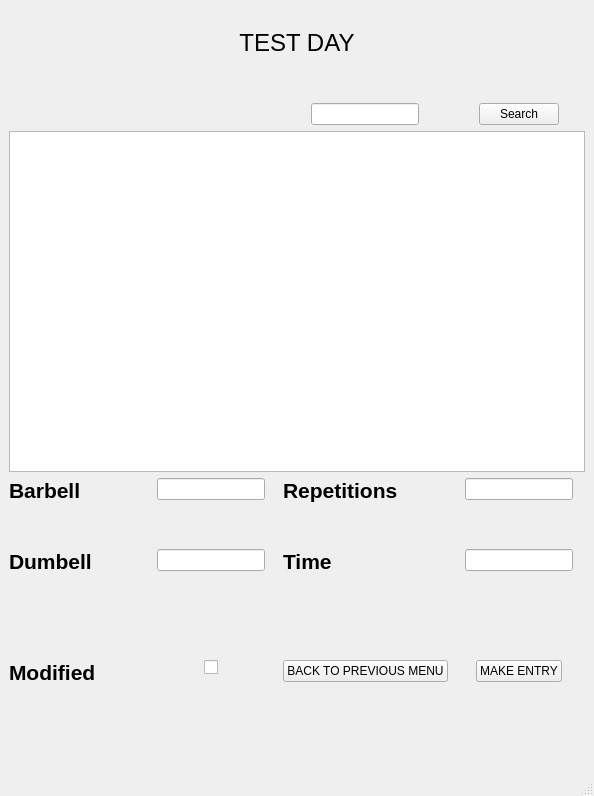
Above: ui/testday.ui from yashu2001/gym-manager before the change. Below: the same form after it.
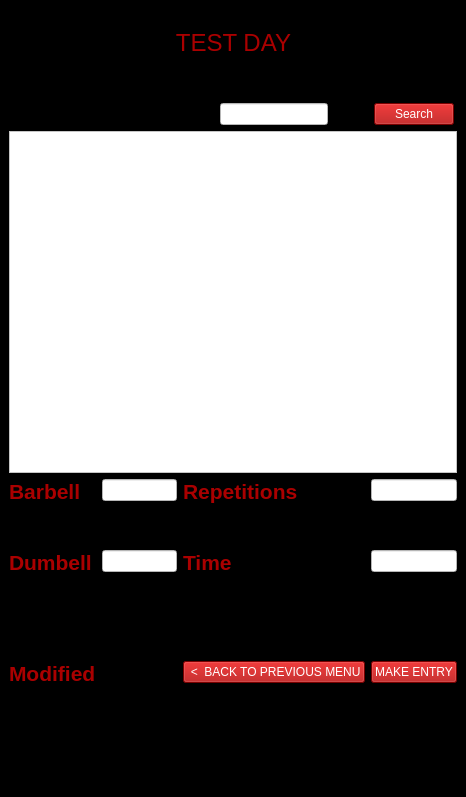
That is the form after the change. Icons and pictures are not drawn.

The edit to the form file:
```diff
--- a/ui/testday.ui
+++ b/ui/testday.ui
@@ -6,17 +6,23 @@
    <rect>
     <x>0</x>
     <y>0</y>
-    <width>594</width>
-    <height>796</height>
+    <width>466</width>
+    <height>797</height>
    </rect>
   </property>
   <property name="windowTitle">
    <string>MainWindow</string>
   </property>
+  <property name="styleSheet">
+   <string notr="true">background-color: rgb(0, 0, 0);</string>
+  </property>
   <widget class="QWidget" name="centralwidget">
    <layout class="QGridLayout" name="gridLayout">
     <item row="1" column="1" colspan="2">
      <widget class="QLabel" name="label_2">
+      <property name="styleSheet">
+       <string notr="true">color: rgb(170, 0, 0);</string>
+      </property>
       <property name="text">
        <string>&lt;html&gt;&lt;head/&gt;&lt;body&gt;&lt;p align=&quot;center&quot;&gt;&lt;span style=&quot; font-size:18pt;&quot;&gt;TEST DAY&lt;/span&gt;&lt;/p&gt;&lt;p align=&quot;center&quot;&gt;&lt;br/&gt;&lt;/p&gt;&lt;/body&gt;&lt;/html&gt;</string>
       </property>
@@ -30,6 +36,9 @@
         <height>0</height>
        </size>
       </property>
+      <property name="styleSheet">
+       <string notr="true">background-color: rgb(255, 255, 255);</string>
+      </property>
       <property name="editTriggers">
        <set>QAbstractItemView::NoEditTriggers</set>
       </property>
@@ -49,15 +58,22 @@
     </item>
     <item row="4" column="2">
      <widget class="QLabel" name="label_10">
+      <property name="styleSheet">
+       <string notr="true">color: rgb(170, 0, 0);</string>
+      </property>
       <property name="text">
        <string>&lt;html&gt;&lt;head/&gt;&lt;body&gt;&lt;p&gt;&lt;span style=&quot; font-size:16pt; font-weight:600;&quot;&gt;Repetitions&lt;/span&gt;&lt;/p&gt;&lt;p&gt;&lt;br/&gt;&lt;/p&gt;&lt;/body&gt;&lt;/html&gt;</string>
       </property>
      </widget>
     </item>
     <item row="5" column="1" alignment="Qt::AlignHCenter|Qt::AlignTop">
-     <widget class="QLineEdit" name="lineEdit_4"/>
+     <widget class="QLineEdit" name="lineEdit_4">
+      <property name="styleSheet">
+       <string notr="true">background-color: rgb(255, 255, 255);</string>
+      </property>
+     </widget>
     </item>
-    <item row="0" column="0" colspan="4">
+    <item row="0" column="0" colspan="4" alignment="Qt::AlignHCenter|Qt::AlignVCenter">
      <widget class="QLabel" name="label">
       <property name="text">
        <string/>
@@ -72,32 +88,59 @@
     </item>
     <item row="2" column="3" alignment="Qt::AlignHCenter|Qt::AlignBottom">
      <widget class="QPushButton" name="pushButton_3">
+      <property name="styleSheet">
+       <string notr="true">color: rgb(255, 255, 255);
+background-color: rgb(170, 0, 0);
+font: 75 10pt &quot;MS Shell Dlg 2&quot;;</string>
+      </property>
       <property name="text">
        <string>Search</string>
       </property>
      </widget>
     </item>
     <item row="4" column="1" alignment="Qt::AlignHCenter|Qt::AlignTop">
-     <widget class="QLineEdit" name="lineEdit_3"/>
+     <widget class="QLineEdit" name="lineEdit_3">
+      <property name="styleSheet">
+       <string notr="true">background-color: rgb(255, 255, 255);</string>
+      </property>
+     </widget>
     </item>
     <item row="5" column="0" alignment="Qt::AlignTop">
      <widget class="QLabel" name="label_9">
+      <property name="styleSheet">
+       <string notr="true">color: rgb(170, 0, 0);</string>
+      </property>
       <property name="text">
        <string>&lt;html&gt;&lt;head/&gt;&lt;body&gt;&lt;p&gt;&lt;span style=&quot; font-size:16pt; font-weight:600;&quot;&gt;Dumbell&lt;/span&gt;&lt;/p&gt;&lt;p&gt;&lt;br/&gt;&lt;/p&gt;&lt;/body&gt;&lt;/html&gt;</string>
       </property>
      </widget>
     </item>
     <item row="5" column="3" alignment="Qt::AlignHCenter|Qt::AlignTop">
-     <widget class="QLineEdit" name="lineEdit_6"/>
+     <widget class="QLineEdit" name="lineEdit_6">
+      <property name="styleSheet">
+       <string notr="true">background-color: rgb(255, 255, 255);</string>
+      </property>
+     </widget>
     </item>
     <item row="2" column="2" alignment="Qt::AlignHCenter|Qt::AlignBottom">
-     <widget class="QLineEdit" name="lineEdit"/>
+     <widget class="QLineEdit" name="lineEdit">
+      <property name="styleSheet">
+       <string notr="true">background-color: rgb(255, 255, 255);</string>
+      </property>
+     </widget>
     </item>
     <item row="4" column="3" alignment="Qt::AlignHCenter|Qt::AlignTop">
-     <widget class="QLineEdit" name="lineEdit_5"/>
+     <widget class="QLineEdit" name="lineEdit_5">
+      <property name="styleSheet">
+       <string notr="true">background-color: rgb(255, 255, 255);</string>
+      </property>
+     </widget>
     </item>
     <item row="4" column="0">
      <widget class="QLabel" name="label_8">
+      <property name="styleSheet">
+       <string notr="true">color: rgb(170, 0, 0);</string>
+      </property>
       <property name="text">
        <string>&lt;html&gt;&lt;head/&gt;&lt;body&gt;&lt;p&gt;&lt;span style=&quot; font-size:16pt; font-weight:600;&quot;&gt;Barbell&lt;/span&gt;&lt;/p&gt;&lt;p&gt;&lt;br/&gt;&lt;/p&gt;&lt;/body&gt;&lt;/html&gt;</string>
       </property>
@@ -105,6 +148,9 @@
     </item>
     <item row="5" column="2">
      <widget class="QLabel" name="label_11">
+      <property name="styleSheet">
+       <string notr="true">color: rgb(170, 0, 0);</string>
+      </property>
       <property name="text">
        <string>&lt;html&gt;&lt;head/&gt;&lt;body&gt;&lt;p&gt;&lt;span style=&quot; font-size:16pt; font-weight:600;&quot;&gt;Time&lt;/span&gt;&lt;/p&gt;&lt;p&gt;&lt;br/&gt;&lt;/p&gt;&lt;p&gt;&lt;br/&gt;&lt;/p&gt;&lt;/body&gt;&lt;/html&gt;</string>
       </property>
@@ -112,6 +158,9 @@
     </item>
     <item row="6" column="0">
      <widget class="QLabel" name="label_12">
+      <property name="styleSheet">
+       <string notr="true">color: rgb(170, 0, 0);</string>
+      </property>
       <property name="text">
        <string>&lt;html&gt;&lt;head/&gt;&lt;body&gt;&lt;p&gt;&lt;span style=&quot; font-size:16pt; font-weight:600;&quot;&gt;Modified&lt;/span&gt;&lt;/p&gt;&lt;p&gt;&lt;br/&gt;&lt;/p&gt;&lt;p&gt;&lt;br/&gt;&lt;/p&gt;&lt;/body&gt;&lt;/html&gt;</string>
       </property>
@@ -126,6 +175,11 @@
     </item>
     <item row="6" column="3" alignment="Qt::AlignHCenter|Qt::AlignTop">
      <widget class="QPushButton" name="pushButton">
+      <property name="styleSheet">
+       <string notr="true">color: rgb(255, 255, 255);
+background-color: rgb(170, 0, 0);
+font: 75 10pt &quot;MS Shell Dlg 2&quot;;</string>
+      </property>
       <property name="text">
        <string>MAKE ENTRY</string>
       </property>
@@ -133,8 +187,13 @@
     </item>
     <item row="6" column="2" alignment="Qt::AlignHCenter|Qt::AlignTop">
      <widget class="QPushButton" name="pushButton_2">
+      <property name="styleSheet">
+       <string notr="true">color: rgb(255, 255, 255);
+background-color: rgb(170, 0, 0);
+font: 75 10pt &quot;MS Shell Dlg 2&quot;;</string>
+      </property>
       <property name="text">
-       <string>BACK TO PREVIOUS MENU</string>
+       <string> &lt;  BACK TO PREVIOUS MENU</string>
       </property>
      </widget>
     </item>
```
Left out of the diff: 2 changed lines with no effect on the pictures.
